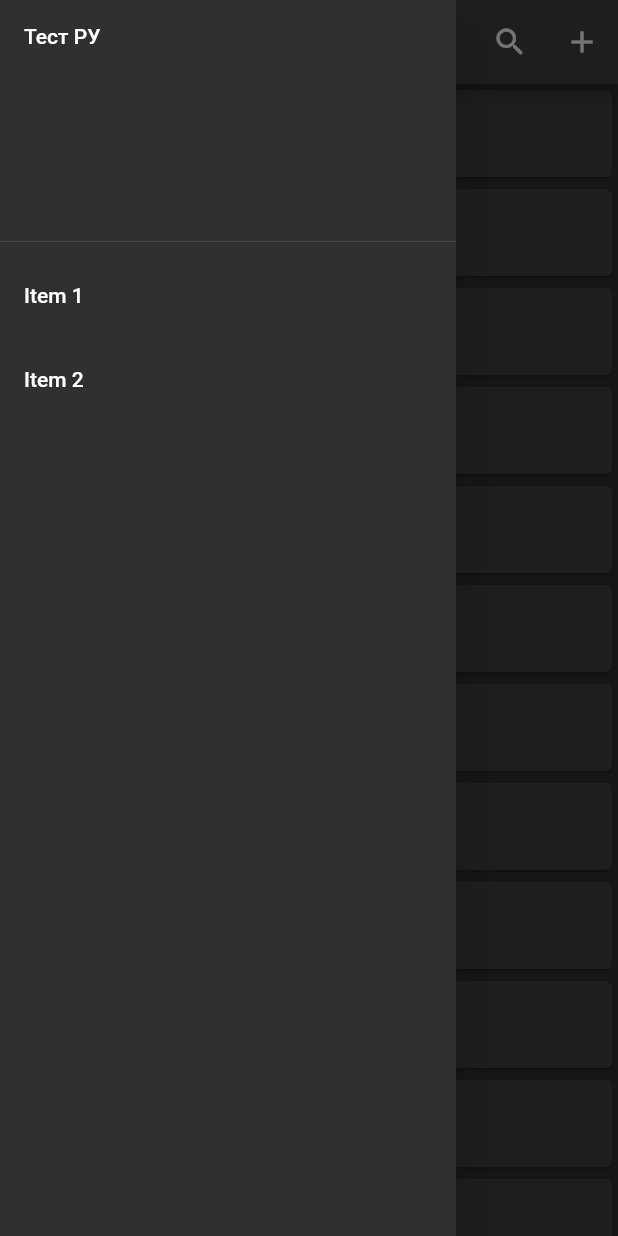
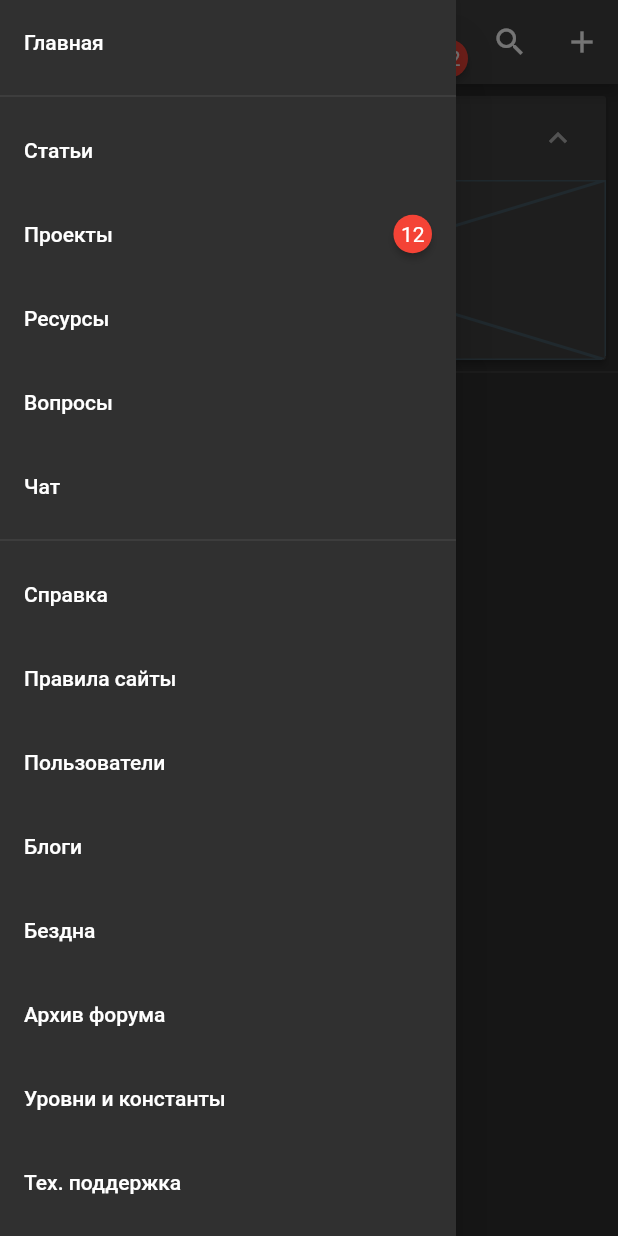
Before and after one commit to nazarpunk/xgm, a Flutter app: the screen it shows after launch, with the side drawer open, on a phone screen of 412 x 824 dp. Run offline on Flutter 3.47's test engine with Material 2 defaults, Android fonts, the phone set to English and light mode, and no system bars; drawn by our look-alikes of badges; our stand-ins replace shared_preferences.

Commit message:
navigation

```diff
--- a/lib/l10n/intl_ru.arb
+++ b/lib/l10n/intl_ru.arb
@@ -1,4 +1,32 @@
 {
   "@@locale": "ru",
-  "test": "Тест РУ"
+  "abilities": "Способности",
+  "abyss": "Бездна",
+  "add_favorite": "В избранное!",
+  "articles": "Статьи",
+  "blogs": "Блоги",
+  "chat": "Чат",
+  "contact_us": "Связаться с нами",
+  "favorites": "Избранное",
+  "followers": "Фолловеры",
+  "forum_archive": "Архив форума",
+  "help": "Справка",
+  "home": "Главная",
+  "level": "Уровень",
+  "levels_and_constants": "Уровни и константы",
+  "my_projects": "Мои проекты",
+  "my_resources": "Мои ресурсы",
+  "new_project": "Новый проект",
+  "new_resource": "Новый ресурс",
+  "private_messages": "Сообщения",
+  "profile_settings": "Настройки профиля",
+  "projects": "Проекты",
+  "qa": "Вопросы",
+  "resources": "Ресурсы",
+  "sign_out": "Выйти",
+  "site_rules": "Правила сайты",
+  "start_blog": "Начать блог",
+  "tasks": "Задания",
+  "tech_support": "Тех. поддержка",
+  "users": "Пользователи"
 }
--- a/lib/main.dart
+++ b/lib/main.dart
@@ -10,6 +10,7 @@ import 'utils/language_notifier.dart';
 import 'utils/theme_notifier.dart';
 
 void main() {
+  //WidgetsFlutterBinding.ensureInitialized();
   runApp(const MyApp());
 }
 
@@ -24,8 +25,7 @@ class MyApp extends StatelessWidget {
           builder: (context) => ChangeNotifierProvider(
             create: (_) => ThemeNotifier(),
             child: Consumer<ThemeNotifier>(
-              builder: (context, ThemeNotifier themeNotifier, child) =>
-                  MaterialApp(
+              builder: (context, themeNotifier, child) => MaterialApp(
                 debugShowCheckedModeBanner: false,
                 title: 'xgm.guru',
                 scrollBehavior: _MaterialScrollBehavior(),
--- a/lib/screen/home.dart
+++ b/lib/screen/home.dart
@@ -1,8 +1,13 @@
 import 'package:flutter/material.dart';
-import 'package:xgm/widget/language_icon_button.dart';
+import 'package:xgm/widget/navigation/add_new_icon_button.dart';
+import 'package:xgm/widget/navigation/main_drawer.dart';
+import 'package:xgm/widget/navigation/language_icon_button.dart';
+import 'package:xgm/widget/navigation/user_drawer.dart';
+import 'package:xgm/widget/navigation/user_drawer_icon_button.dart';
 
 import '../generated/l10n.dart';
-import '../widget/theme_icon_button.dart';
+import '../widget/navigation/theme_icon_button.dart';
+import '../widget/spotlight.dart';
 import 'profile.dart';
 
 class ScreenHome extends StatefulWidget {
@@ -22,8 +27,10 @@ class _ScreenHomeState extends State<ScreenHome> {
         actions: [
           const LanguageIconButton(),
           const ThemeIconButton(),
+          const UserDrawerIconButton(),
           IconButton(
-            icon: const Icon(Icons.person),
+            icon: const Icon(Icons.search),
+            tooltip: s.add_favorite,
             onPressed: () {
               Navigator.push(
                 context,
@@ -31,71 +38,18 @@ class _ScreenHomeState extends State<ScreenHome> {
               );
             },
           ),
-          IconButton(
-            icon: const Icon(Icons.search),
-            tooltip: s.test,
-            onPressed: () {
-              ScaffoldMessenger.of(context).showSnackBar(
-                SnackBar(content: Text(s.test)),
-              );
-            },
-          ),
-          IconButton(
-            icon: const Icon(Icons.add),
-            tooltip: 'Show Snackbar',
-            onPressed: () {
-              ScaffoldMessenger.of(context).showSnackBar(
-                SnackBar(content: Text(s.test)),
-              );
-            },
-          ),
+          const AddNewMenuButton(),
         ],
       ),
-      drawer: Drawer(
-        child: ListView(
-          padding: EdgeInsets.zero,
-          children: [
-            DrawerHeader(
-              child: Text(s.test),
-            ),
-            ListTile(
-              title: const Text('Item 1'),
-              onTap: () {
-                // Update the state of the app.
-                // ...
-              },
-            ),
-            ListTile(
-              title: const Text('Item 2'),
-              onTap: () {
-                // Update the state of the app.
-                // ...
-              },
-            ),
-          ],
-        ),
-      ),
-      body: Center(
-        child: Column(
-          children: [
-            Expanded(
-              child: ListView.builder(
-                itemBuilder: (context, position) {
-                  return Card(
-                    child: Padding(
-                      padding: const EdgeInsets.all(16.0),
-                      child: Text(
-                        '${S.of(context).test}  ${position.toString()}',
-                        style: const TextStyle(fontSize: 22.0),
-                      ),
-                    ),
-                  );
-                },
-                itemCount: 50,
-              ),
-            ),
-          ],
-        ),
+      drawer: const MainDrawer(),
+      endDrawer: const UserDrawer(),
+      body: ListView(
+        padding: EdgeInsets.zero,
+        children: const [
+          SizedBox(height: 8),
+          Spotlight(),
+          Divider(),
+        ],
       ),
     );
   }
--- a/lib/widget/language_icon_button.dart
+++ /dev/null
@@ -1,32 +0,0 @@
-import 'package:flutter/material.dart';
-import 'package:provider/provider.dart';
-import 'package:xgm/utils/language_notifier.dart';
-
-class LanguageIconButton extends StatelessWidget {
-  const LanguageIconButton({Key? key}) : super(key: key);
-
-  @override
-  Widget build(BuildContext context) {
-    return Consumer<LanguageNotifier>(
-      builder: (context, LanguageNotifier languageNotifier, child) => IconButton(
-          icon: AnimatedSwitcher(
-            duration: const Duration(milliseconds: 500),
-            transitionBuilder: (Widget child, Animation<double> animation) =>
-                ScaleTransition(scale: animation, child: child),
-            child: Text(
-              languageNotifier.currentLocale.toString() == 'ru' ? 'EN' : 'RU',
-              key: ValueKey<Locale>(languageNotifier.currentLocale),
-            ),
-          ),
-          onPressed: () {
-            final String l =
-                context.read<LanguageNotifier>().currentLocale.toString() ==
-                        'ru'
-                    ? 'en'
-                    : 'ru';
-            context.read<LanguageNotifier>().changeLocale(l);
-          },
-        ),
-    );
-  }
-}
--- /dev/null
+++ b/lib/widget/navigation/language_icon_button.dart
@@ -0,0 +1,31 @@
+import 'package:flutter/material.dart';
+import 'package:provider/provider.dart';
+import 'package:xgm/utils/language_notifier.dart';
+
+class LanguageIconButton extends StatelessWidget {
+  const LanguageIconButton({Key? key}) : super(key: key);
+
+  @override
+  Widget build(BuildContext context) {
+    return Consumer<LanguageNotifier>(
+      builder: (context, languageNotifier, child) => IconButton(
+        icon: AnimatedSwitcher(
+          duration: const Duration(milliseconds: 500),
+          transitionBuilder: (Widget child, Animation<double> animation) =>
+              ScaleTransition(scale: animation, child: child),
+          child: Text(
+            languageNotifier.currentLocale.toString() == 'ru' ? 'EN' : 'RU',
+            key: ValueKey<Locale>(languageNotifier.currentLocale),
+          ),
+        ),
+        onPressed: () {
+          final String l =
+              context.read<LanguageNotifier>().currentLocale.toString() == 'ru'
+                  ? 'en'
+                  : 'ru';
+          context.read<LanguageNotifier>().changeLocale(l);
+        },
+      ),
+    );
+  }
+}
--- /dev/null
+++ b/lib/widget/navigation/main_drawer.dart
@@ -0,0 +1,87 @@
+import 'package:badges/badges.dart';
+import 'package:flutter/material.dart';
+
+import '../../generated/l10n.dart';
+
+class MainDrawer extends StatelessWidget {
+  const MainDrawer({Key? key}) : super(key: key);
+
+  @override
+  Widget build(BuildContext context) {
+    final S s = S.of(context);
+    final MediaQueryData m = MediaQuery.of(context);
+
+    return Drawer(
+      child: ListView(
+        padding: EdgeInsets.only(top: m.padding.top, bottom: m.padding.bottom),
+        children: [
+          ListTile(
+            title: Text(s.home),
+            onTap: () {},
+          ),
+          const Divider(),
+          ListTile(
+            title: Text(s.articles),
+            onTap: () {},
+          ),
+          ListTile(
+            title: Text(s.projects),
+            trailing: Badge(
+              badgeContent: const Text('12'),
+            ),
+            onTap: () {},
+          ),
+          ListTile(
+            title: Text(s.resources),
+            onTap: () {},
+          ),
+          ListTile(
+            title: Text(s.qa),
+            onTap: () {},
+          ),
+          ListTile(
+            title: Text(s.chat),
+            onTap: () {},
+          ),
+          const Divider(),
+          ListTile(
+            title: Text(s.help),
+            onTap: () {},
+          ),
+          ListTile(
+            title: Text(s.site_rules),
+            onTap: () {},
+          ),
+          ListTile(
+            title: Text(s.users),
+            onTap: () {},
+          ),
+          ListTile(
+            title: Text(s.blogs),
+            onTap: () {},
+          ),
+          ListTile(
+            title: Text(s.abyss),
+            onTap: () {},
+          ),
+          ListTile(
+            title: Text(s.forum_archive),
+            onTap: () {},
+          ),
+          ListTile(
+            title: Text(s.levels_and_constants),
+            onTap: () {},
+          ),
+          ListTile(
+            title: Text(s.tech_support),
+            onTap: () {},
+          ),
+          ListTile(
+            title: Text(s.contact_us),
+            onTap: () {},
+          ),
+        ],
+      ),
+    );
+  }
+}
--- a/lib/widget/theme_icon_button.dart
+++ b/lib/widget/navigation/theme_icon_button.dart
@@ -1,14 +1,14 @@
 import 'package:flutter/material.dart';
 import 'package:provider/provider.dart';
 
-import '../utils/theme_notifier.dart';
+import '../../utils/theme_notifier.dart';
 
 class ThemeIconButton extends StatelessWidget {
   const ThemeIconButton({Key? key}) : super(key: key);
 
   @override
   Widget build(BuildContext context) => Consumer<ThemeNotifier>(
-        builder: (context, ThemeNotifier themeNotifier, child) => IconButton(
+        builder: (context, themeNotifier, child) => IconButton(
           icon: AnimatedSwitcher(
             duration: const Duration(milliseconds: 500),
             transitionBuilder: (Widget child, Animation<double> animation) =>
--- /dev/null
+++ b/lib/widget/navigation/user_drawer_icon_button.dart
@@ -0,0 +1,21 @@
+import 'package:badges/badges.dart';
+import 'package:flutter/material.dart';
+
+class UserDrawerIconButton extends StatelessWidget {
+  const UserDrawerIconButton({Key? key}) : super(key: key);
+
+  @override
+  Widget build(BuildContext context) {
+    return Badge(
+      position: BadgePosition.bottomEnd(bottom: 4,end: 4),
+      badgeContent: const Text('12'),
+      ignorePointer: true,
+      child: IconButton(
+        icon: const Icon(Icons.person),
+        onPressed: () {
+          Scaffold.of(context).openEndDrawer();
+        },
+      ),
+    );
+  }
+}
--- /dev/null
+++ b/lib/widget/spotlight.dart
@@ -0,0 +1,60 @@
+import 'package:flutter/material.dart';
+import 'package:shared_preferences/shared_preferences.dart';
+
+const String _key = 'spotlight-expanded';
+
+class Spotlight extends StatefulWidget {
+  const Spotlight({Key? key}) : super(key: key);
+
+  @override
+  State<Spotlight> createState() => _SpotlightState();
+}
+
+class _SpotlightState extends State<Spotlight> {
+  bool _expanded = false;
+
+  @override
+  void initState() {
+    super.initState();
+    SharedPreferences.getInstance().then(
+        (prefs) => setState(() => _expanded = prefs.getBool(_key) ?? true));
+  }
+
+  @override
+  Widget build(BuildContext context) {
+    return Padding(
+      padding: const EdgeInsets.symmetric(horizontal: 8),
+      child: ExpansionPanelList(
+        expandedHeaderPadding: EdgeInsets.zero,
+        expansionCallback: (int index, bool isExpanded) async {
+          _expanded = !isExpanded;
+          SharedPreferences.getInstance()
+              .then((prefs) => prefs.setBool(_key, _expanded));
+          setState(() {});
+        },
+        children: [
+          ExpansionPanel(
+            isExpanded: _expanded,
+            canTapOnHeader: true,
+            headerBuilder: (context, isExpanded) {
+              return const ListTile(
+                title: Text('SPOTLIGHT'),
+              );
+            },
+            body: Container(
+              clipBehavior: Clip.hardEdge,
+              decoration: const BoxDecoration(
+                borderRadius: BorderRadius.only(
+                  bottomLeft: Radius.circular(4),
+                  bottomRight: Radius.circular(4),
+                ),
+              ),
+              height: 120,
+              child: Placeholder(),
+            ),
+          ),
+        ],
+      ),
+    );
+  }
+}
--- a/pubspec.yaml
+++ b/pubspec.yaml
@@ -9,6 +9,7 @@ environment:
   sdk: ">=2.16.2 <3.0.0"
 
 dependencies:
+  badges: ^2.0.2
   cupertino_icons: ^1.0.4
   flutter:
     sdk: flutter
```
Also changed, not shown: lib/l10n/intl_en.arb (+29 -1 lines), lib/screen/profile.dart (+6 -2 lines), lib/widget/navigation/add_new_icon_button.dart (added, +69 -0 lines), lib/widget/navigation/user_drawer.dart (added, +101 -0 lines), lib/generated/intl/messages_en.dart, lib/generated/intl/messages_ru.dart, lib/generated/l10n.dart, pubspec.lock, 5 other files.
